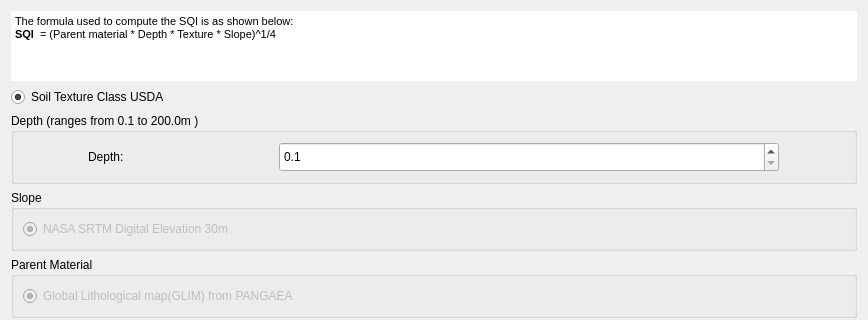
This is LDMP/gui/WidgetSQISetup.ui in LocateIT/trends.earth as Qt 5 draws it before an edit; both pictures show x 0 to 868 and y 0 to 320 of the 868 by 592 pixel window. The edited form follows.
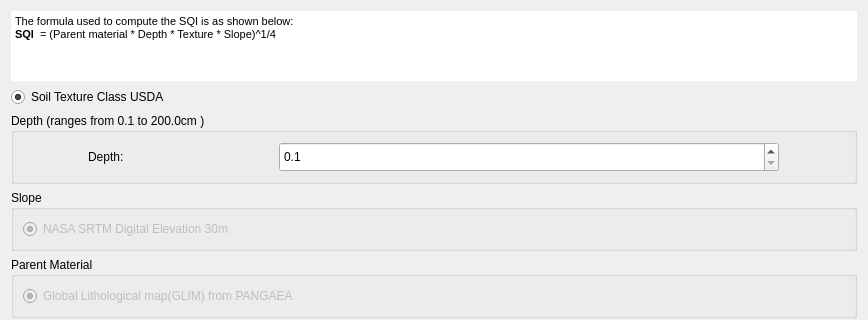
This is the edited form.

What changed in the file:
```diff
--- a/LDMP/gui/WidgetSQISetup.ui
+++ b/LDMP/gui/WidgetSQISetup.ui
@@ -55,7 +55,7 @@
       <bool>true</bool>
      </property>
      <property name="title">
-      <string>Depth (ranges from 0.1 to 200.0m )</string>
+      <string>Depth (ranges from 0.1 to 200.0cm )</string>
      </property>
      <layout class="QHBoxLayout" name="horizontalLayout">
       <item>
```
